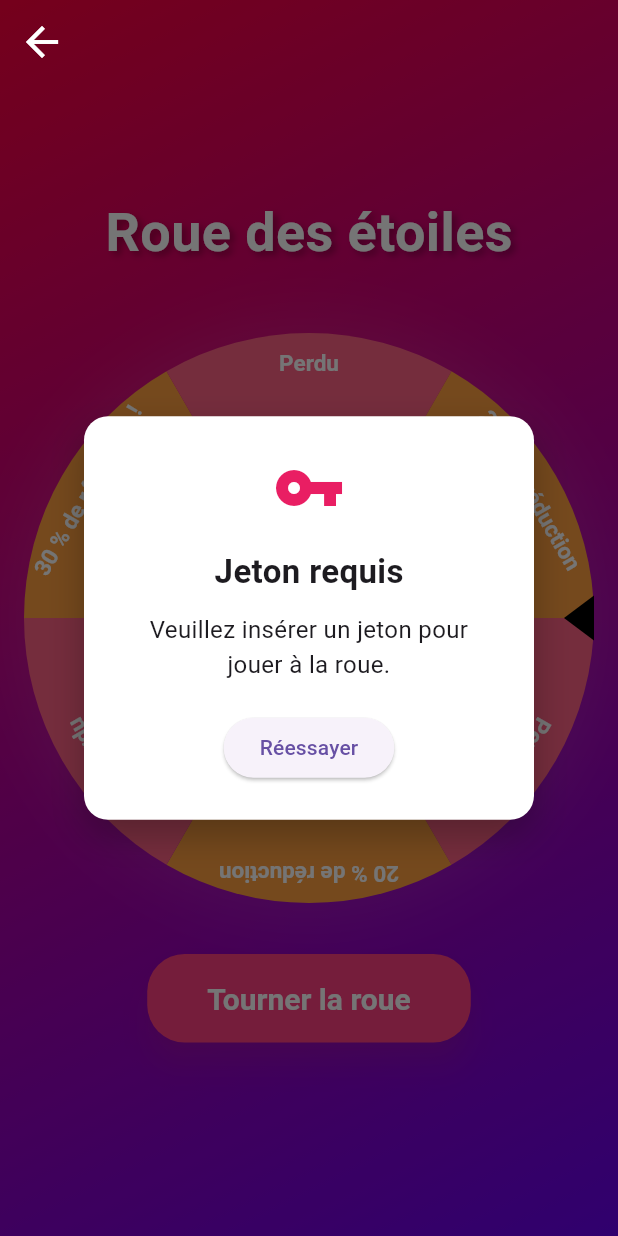
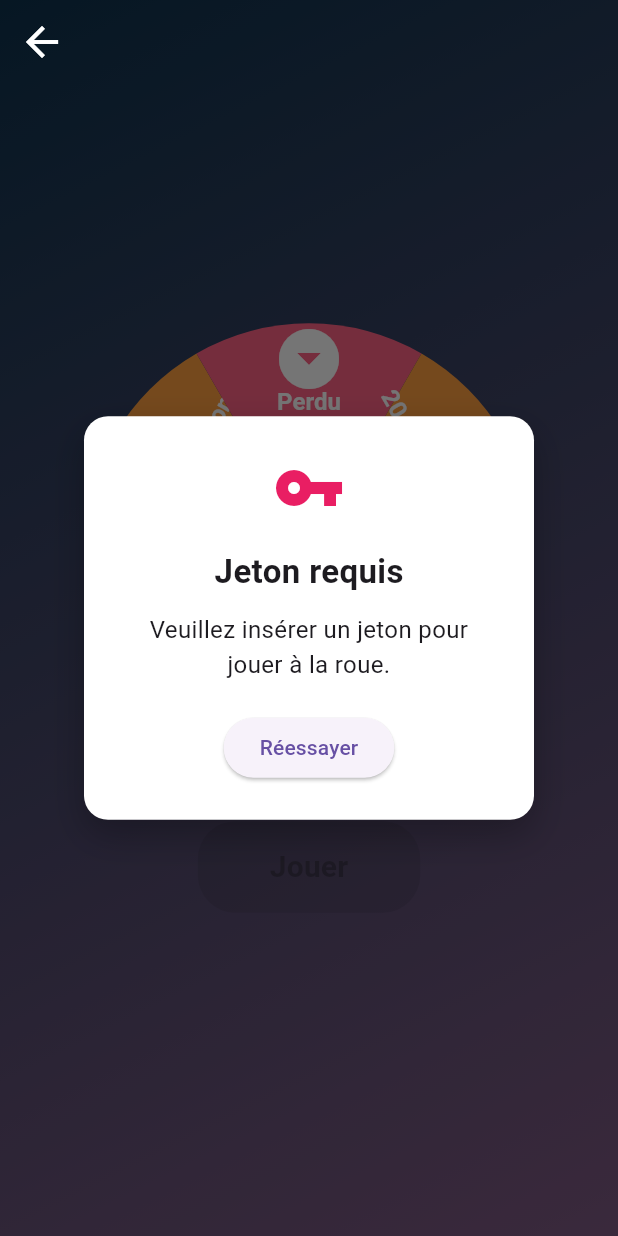
Before and after one commit to Yasskvhvc/borneinteractive1, a Flutter app: the RoueGamePage screen opened directly, on a phone screen of 412 x 824 dp. Run offline on Flutter 3.47's test engine with Material 3 defaults, Android fonts, the light colour scheme and no system bars; our stand-ins replace flutter_svg, shared_preferences; accounts and stored records are empty; network calls fail.

Commit message:
Update roue_game.dart

```diff
--- a/lib/roue_game.dart
+++ b/lib/roue_game.dart
@@ -1,4 +1,3 @@
-// Fichier: roue_game_page.dart
 import 'dart:math';
 import 'package:flutter/material.dart';
 import 'package:http/http.dart' as http;
@@ -192,17 +191,19 @@ class _RoueGamePageState extends State<RoueGamePage> with SingleTickerProviderSt
     index = (index + 1) % options.length;
 
     final resultat = options[index];
+    print("Résultat de la roue : '$resultat'");  // <-- Ajout debug
+
     setState(() {
       _resultat = resultat;
       _modalVisible = true;
     });
 
-    RewardManager.setReward(resultat != 'Perdu');
+    RewardManager.setReward(resultat.toLowerCase().trim() != 'perdu');
     await _enregistrerPartie(resultat);
 
     final playCount = await PlayCounterManager.getPlayCount();
 
-    if (resultat != 'Perdu') {
+    if (resultat.toLowerCase().trim() != 'perdu') {
       if (playCount == 0) {
         await PlayCounterManager.setPlayCountToMax();
         // Affiche un snackbar avec le message "Vous avez gagné, revenez demain !"
@@ -217,7 +218,6 @@ class _RoueGamePageState extends State<RoueGamePage> with SingleTickerProviderSt
     } else {
       await PlayCounterManager.incrementPlayCount();
     }
-
 
     await Future.delayed(const Duration(seconds: 2));
     if (mounted) {
@@ -236,7 +236,7 @@ class _RoueGamePageState extends State<RoueGamePage> with SingleTickerProviderSt
 
   Widget _buildModal() {
     if (!_modalVisible) return const SizedBox.shrink();
-    final estPerdu = _resultat == 'Perdu';
+    final estPerdu = (_resultat?.toLowerCase().trim() == 'perdu');  // <-- correction ici
 
     return Stack(
       children: [
@@ -254,8 +254,8 @@ class _RoueGamePageState extends State<RoueGamePage> with SingleTickerProviderSt
               borderRadius: BorderRadius.circular(16),
               gradient: LinearGradient(
                 colors: estPerdu
-                    ? [Color(0xFFdc3545), Color(0xFFc82333)]
-                    : [Color(0xFF28a745), Color(0xFF20c997)],
+                    ? [Color(0xFFdc3545), Color(0xFFc82333)]  // Rouge pour perdu
+                    : [Color(0xFF28a745), Color(0xFF20c997)], // Vert pour gagné
                 begin: Alignment.topLeft,
                 end: Alignment.bottomRight,
               ),
@@ -376,72 +376,59 @@ class _RoueGamePageState extends State<RoueGamePage> with SingleTickerProviderSt
         ),
       ),
       extendBodyBehindAppBar: true,
-      backgroundColor: null,
       body: Stack(
         children: [
           Container(
             decoration: const BoxDecoration(
               gradient: LinearGradient(
-                colors: [Color(0xFFFF003C), Color(0xFF6800F0)],
+                colors: [
+                  Color(0xFF0D324D),
+                  Color(0xFF7F5A83),
+                ],
                 begin: Alignment.topLeft,
                 end: Alignment.bottomRight,
               ),
             ),
           ),
           Center(
-            child: SingleChildScrollView(
-              child: Column(
-                mainAxisAlignment: MainAxisAlignment.center,
-                children: [
-                  const SizedBox(height: 40),
-                  Text(
-                    'Roue des étoiles',
-                    style: TextStyle(
-                      color: Colors.white,
-                      fontSize: 36,
-                      fontWeight: FontWeight.bold,
-                      shadows: [
-                        Shadow(
-                          color: Colors.black.withOpacity(0.3),
-                          offset: Offset(3, 3),
-                          blurRadius: 6,
+            child: Column(
+              mainAxisSize: MainAxisSize.min,
+              children: [
+                Stack(
+                  alignment: Alignment.center,
+                  children: [
+                    SizedBox(
+                      width: 300,
+                      height: 300,
+                      child: Transform.rotate(
+                        angle: _angle,
+                        child: CustomPaint(
+                          painter: RouePainter(options: options, couleurs: couleurs),
                         ),
-                      ],
-                    ),
-                  ),
-                  const SizedBox(height: 32),
-                  SizedBox(
-                    width: 400,
-                    height: 400,
-                    child: CustomPaint(
-                      painter: RouePainter(
-                        options: options,
-                        couleurs: couleurs,
-                        angle: _angle,
                       ),
                     ),
+                    Positioned(
+                      top: 0,
+                      child: Icon(Icons.arrow_drop_down_circle, size: 48, color: Colors.white),
+                    ),
+                  ],
+                ),
+                const SizedBox(height: 32),
+                ElevatedButton(
+                  onPressed: _jetonPresent ? _tournerRoue : null,
+                  style: ElevatedButton.styleFrom(
+                    backgroundColor: _jetonPresent ? Colors.pink : Colors.grey,
+                    foregroundColor: Colors.white,
+                    shape: RoundedRectangleBorder(borderRadius: BorderRadius.circular(25)),
+                    padding: const EdgeInsets.symmetric(horizontal: 48, vertical: 16),
                   ),
-                  const SizedBox(height: 24),
-                  ElevatedButton(
-                    onPressed: _enRotation ? null : _tournerRoue,
-                    style: ElevatedButton.styleFrom(
-                      backgroundColor: Colors.pinkAccent,
-                      foregroundColor: Colors.white,
-                      padding: const EdgeInsets.symmetric(horizontal: 40, vertical: 18),
-                      shape: RoundedRectangleBorder(borderRadius: BorderRadius.circular(25)),
-                      textStyle: const TextStyle(fontSize: 20, fontWeight: FontWeight.bold),
-                      elevation: 8,
-                      shadowColor: Colors.pinkAccent.withOpacity(0.3),
-                    ),
-                    child: const Text('Tourner la roue'),
-                  ),
-                  const SizedBox(height: 40),
-                ],
-              ),
+                  child: const Text('Jouer', style: TextStyle(fontSize: 20, fontWeight: FontWeight.bold)),
+                ),
+              ],
             ),
           ),
           _buildModal(),
-          _buildJetonModal()
+          _buildJetonModal(),
         ],
       ),
     );
@@ -451,74 +438,59 @@ class _RoueGamePageState extends State<RoueGamePage> with SingleTickerProviderSt
 class RouePainter extends CustomPainter {
   final List<String> options;
   final List<Color> couleurs;
-  final double angle;
 
-  RouePainter({
-    required this.options,
-    required this.couleurs,
-    required this.angle,
-  });
+  RouePainter({required this.options, required this.couleurs});
 
   @override
   void paint(Canvas canvas, Size size) {
-    final center = Offset(size.width / 2, size.height / 2);
-    final rayon = min(size.width, size.height) / 2 - 10;
-    final angleParOption = 2 * pi / options.length;
-    final textStyle = TextStyle(
-      color: Colors.white,
-      fontSize: 15,
-      fontWeight: FontWeight.bold,
+    final centre = Offset(size.width / 2, size.height / 2);
+    final rayon = size.width / 2;
+
+    final paint = Paint()..style = PaintingStyle.fill;
+    final textPainter = TextPainter(
+      textAlign: TextAlign.center,
+      textDirection: TextDirection.ltr,
     );
 
-    final shadowPaint = Paint()
-      ..color = Colors.white.withOpacity(0.08)
-      ..maskFilter = const MaskFilter.blur(BlurStyle.normal, 20);
-    canvas.drawCircle(center, rayon + 10, shadowPaint);
+    final angleParSection = 2 * pi / options.length;
 
     for (int i = 0; i < options.length; i++) {
-      final startAngle = i * angleParOption + angle;
-      final paint = Paint()..color = couleurs[i];
+      final startAngle = i * angleParSection;
+      paint.color = couleurs[i];
+
+      // Dessiner la section
       canvas.drawArc(
-        Rect.fromCircle(center: center, radius: rayon),
+        Rect.fromCircle(center: centre, radius: rayon),
         startAngle,
-        angleParOption,
+        angleParSection,
         true,
         paint,
       );
 
-      final textAngle = startAngle + angleParOption / 2;
-      final textRadius = rayon - 20;
-      final textOffset = Offset(
-        center.dx + textRadius * cos(textAngle),
-        center.dy + textRadius * sin(textAngle),
+      // Dessiner le texte
+      final textAngle = startAngle + angleParSection / 2;
+      canvas.save();
+      canvas.translate(
+        centre.dx + rayon * 0.65 * cos(textAngle),
+        centre.dy + rayon * 0.65 * sin(textAngle),
       );
+      canvas.rotate(textAngle + pi / 2);
 
-      final textSpan = TextSpan(text: options[i], style: textStyle);
-      final tp = TextPainter(text: textSpan, textAlign: TextAlign.center, textDirection: TextDirection.ltr);
-      tp.layout();
-      canvas.save();
-      canvas.translate(textOffset.dx, textOffset.dy);
-      canvas.rotate(textAngle + pi / 2);
-      tp.paint(canvas, Offset(-tp.width / 2, -tp.height / 2));
+      textPainter.text = TextSpan(
+        text: options[i],
+        style: const TextStyle(
+          fontSize: 16,
+          color: Colors.white,
+          fontWeight: FontWeight.bold,
+        ),
+      );
+      textPainter.layout();
+      textPainter.paint(canvas, Offset(-textPainter.width / 2, -textPainter.height / 2));
+
       canvas.restore();
     }
-
-    final flechePaint = Paint()..color = Colors.black;
-    final flechePath = Path();
-    final flecheCenter = Offset(center.dx + rayon, center.dy);
-
-    canvas.save();
-    canvas.translate(flecheCenter.dx, flecheCenter.dy);
-    canvas.rotate(pi / 2);
-    flechePath.moveTo(-15, 0);
-    flechePath.lineTo(0, 20);
-    flechePath.lineTo(15, 0);
-    flechePath.close();
-    canvas.drawPath(flechePath, flechePaint);
-    canvas.restore();
   }
 
   @override
-  bool shouldRepaint(covariant RouePainter oldDelegate) =>
-      oldDelegate.angle != angle;
+  bool shouldRepaint(covariant CustomPainter oldDelegate) => true;
 }
```
